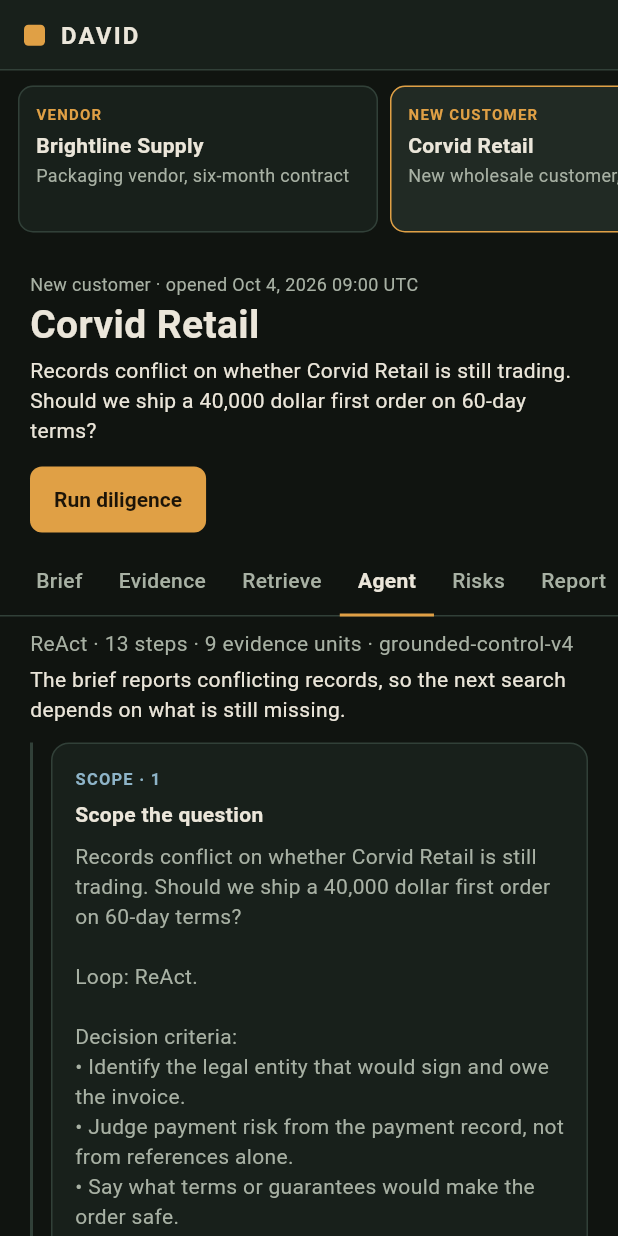
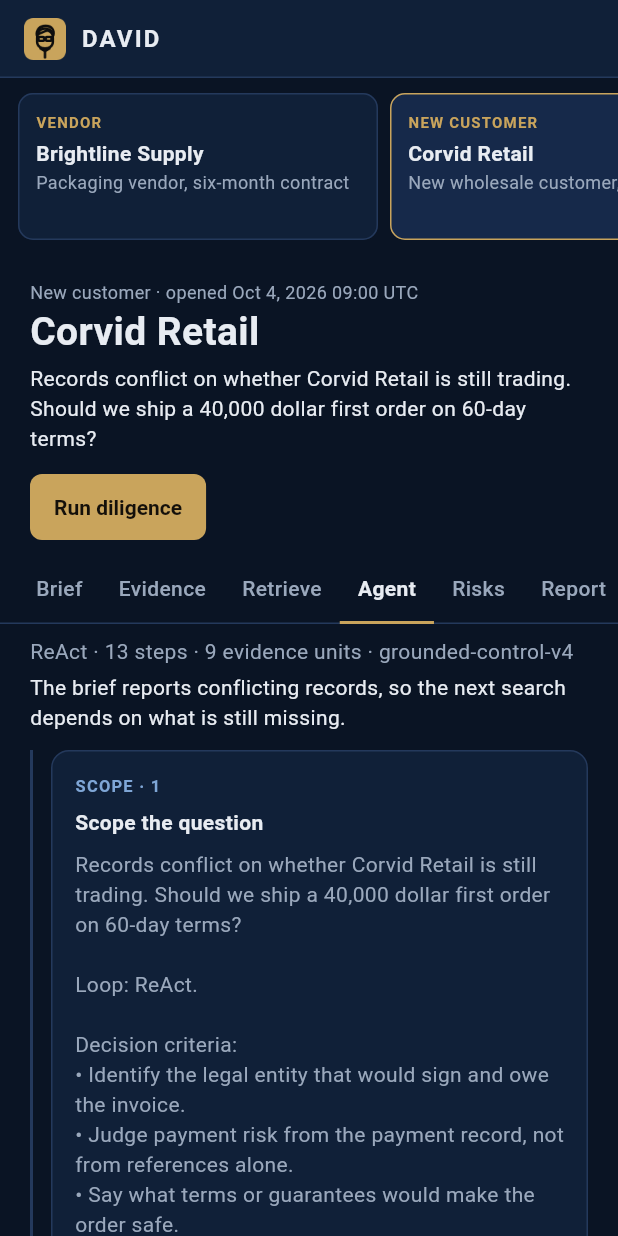
Before and after one commit to BobbY-24/David, a Flutter app: the screen it shows after launch, after a tap on "NEW CUSTOMER", after a tap on "Run diligence", on a phone screen of 412 x 824 dp. Run offline on Flutter 3.47's test engine with Material 3 defaults, Android fonts, the phone set to English and light mode, and no system bars.

Commit message:
Rebrand David as a finance associate: navy and brass, slick-haired icon.
Replace the forest and amber palette with navy and brass, and rename the
tokens to match their roles (brass, positive, negative, steel, brassInk).
Add a black line-art icon of a finance associate with slicked-back hair,
glasses, collar, and tie on a brass tile. It is used for the top bar, the
favicon, the PWA and maskable icons, and the README banner. The README
diagrams are recolored to the same palette.

```diff
--- a/lib/src/ui/agent_view.dart
+++ b/lib/src/ui/agent_view.dart
@@ -17,7 +17,7 @@ class AgentView extends StatelessWidget {
       return const Center(
         child: Text(
           'Running the grounded policy…',
-          style: TextStyle(color: DavidColors.amber),
+          style: TextStyle(color: DavidColors.brass),
         ),
       );
     }
@@ -74,10 +74,10 @@ class _StepTile extends StatelessWidget {
   @override
   Widget build(BuildContext context) {
     final color = switch (step.stage) {
-      AgentStage.scope => DavidColors.mist,
-      AgentStage.retrieve => DavidColors.sage,
-      AgentStage.gap => DavidColors.amber,
-      AgentStage.adjudicate => DavidColors.coral,
+      AgentStage.scope => DavidColors.steel,
+      AgentStage.retrieve => DavidColors.positive,
+      AgentStage.gap => DavidColors.brass,
+      AgentStage.adjudicate => DavidColors.negative,
       AgentStage.report => DavidColors.ink,
     };
     final shown = step.evidenceIds.take(8).toList();
@@ -122,7 +122,7 @@ class _StepTile extends StatelessWidget {
                     step.query!,
                     style: const TextStyle(
                       fontFamily: 'monospace',
-                      color: DavidColors.sage,
+                      color: DavidColors.positive,
                       fontSize: 12,
                       height: 1.4,
                     ),
--- a/lib/src/ui/brief_view.dart
+++ b/lib/src/ui/brief_view.dart
@@ -52,7 +52,7 @@ class BriefView extends StatelessWidget {
               children: [
                 const Padding(
                   padding: EdgeInsets.only(top: 7, right: 8),
-                  child: Icon(Icons.circle, size: 6, color: DavidColors.amber),
+                  child: Icon(Icons.circle, size: 6, color: DavidColors.brass),
                 ),
                 Expanded(
                   child: Text(criterion, style: const TextStyle(height: 1.4)),
@@ -79,7 +79,7 @@ class BriefView extends StatelessWidget {
                     pass.text,
                     style: const TextStyle(
                       fontFamily: 'monospace',
-                      color: DavidColors.sage,
+                      color: DavidColors.positive,
                       fontSize: 13,
                     ),
                   ),
--- a/lib/src/ui/desk_page.dart
+++ b/lib/src/ui/desk_page.dart
@@ -143,12 +143,14 @@ class _TopBar extends StatelessWidget {
             final showTagline = constraints.maxWidth >= 760;
             return Row(
               children: [
-                Container(
-                  width: 14,
-                  height: 14,
-                  decoration: BoxDecoration(
-                    color: DavidColors.amber,
-                    borderRadius: BorderRadius.circular(3),
+                Semantics(
+                  label: 'David',
+                  image: true,
+                  child: Image.asset(
+                    'assets/brand/david-mark.png',
+                    width: 28,
+                    height: 28,
+                    filterQuality: FilterQuality.medium,
                   ),
                 ),
                 const SizedBox(width: 10),
@@ -194,10 +196,13 @@ class _ErrorBanner extends StatelessWidget {
   @override
   Widget build(BuildContext context) {
     return ColoredBox(
-      color: const Color(0xFF3A221C),
+      color: const Color(0xFF3B1F27),
       child: Padding(
         padding: const EdgeInsets.symmetric(horizontal: 16, vertical: 8),
-        child: Text(message, style: const TextStyle(color: DavidColors.coral)),
+        child: Text(
+          message,
+          style: const TextStyle(color: DavidColors.negative),
+        ),
       ),
     );
   }
@@ -264,8 +269,8 @@ class _CaseTile extends StatelessWidget {
   @override
   Widget build(BuildContext context) {
     final kindColor = engagement.dealType == DealType.acquisition
-        ? DavidColors.mist
-        : DavidColors.amber;
+        ? DavidColors.steel
+        : DavidColors.brass;
     return Material(
       color: selected ? DavidColors.panelRaised : DavidColors.panel,
       shape: RoundedRectangleBorder(
@@ -433,7 +438,7 @@ class _TabButton extends StatelessWidget {
         decoration: BoxDecoration(
           border: Border(
             bottom: BorderSide(
-              color: selected ? DavidColors.amber : Colors.transparent,
+              color: selected ? DavidColors.brass : Colors.transparent,
               width: 2,
             ),
           ),
--- a/lib/src/ui/jobs_view.dart
+++ b/lib/src/ui/jobs_view.dart
@@ -51,7 +51,7 @@ class JobsView extends StatelessWidget {
           const SizedBox(height: 12),
           Text(
             desk.serviceError!,
-            style: const TextStyle(color: DavidColors.coral, height: 1.4),
+            style: const TextStyle(color: DavidColors.negative, height: 1.4),
           ),
         ],
       ],
@@ -132,7 +132,7 @@ class _CatalogCard extends StatelessWidget {
           Text(
             item.kind.toUpperCase(),
             style: const TextStyle(
-              color: DavidColors.amber,
+              color: DavidColors.brass,
               fontSize: 10,
               letterSpacing: 0.8,
               fontWeight: FontWeight.w700,
@@ -204,7 +204,7 @@ class _Latest extends StatelessWidget {
             const SizedBox(height: 8),
             Text(
               job!.error!,
-              style: const TextStyle(color: DavidColors.coral, height: 1.4),
+              style: const TextStyle(color: DavidColors.negative, height: 1.4),
             ),
           ],
         ],
--- a/lib/src/ui/theme.dart
+++ b/lib/src/ui/theme.dart
@@ -1,32 +1,32 @@
 import 'package:flutter/material.dart';
 
 class DavidColors {
-  static const bg = Color(0xFF101410);
-  static const panel = Color(0xFF18201B);
-  static const panelRaised = Color(0xFF212A24);
-  static const line = Color(0xFF314038);
-  static const ink = Color(0xFFEBE6DA);
-  static const muted = Color(0xFFA8B1A4);
-  static const faint = Color(0xFF6E786F);
-  static const amber = Color(0xFFE0A045);
-  static const amberInk = Color(0xFF1C1408);
-  static const sage = Color(0xFF8FBF9F);
-  static const coral = Color(0xFFE07A5F);
-  static const mist = Color(0xFF8EB4C8);
-  static const memo = Color(0xFFF4F0E6);
-  static const memoInk = Color(0xFF1C2118);
-  static const memoMuted = Color(0xFF5C6558);
-  static const memoRule = Color(0xFFD9D2C3);
+  static const bg = Color(0xFF0A1424);
+  static const panel = Color(0xFF102038);
+  static const panelRaised = Color(0xFF16294A);
+  static const line = Color(0xFF24395C);
+  static const ink = Color(0xFFE8ECF2);
+  static const muted = Color(0xFF9AA8BC);
+  static const faint = Color(0xFF66758C);
+  static const brass = Color(0xFFC9A45C);
+  static const brassInk = Color(0xFF14100A);
+  static const positive = Color(0xFF3FA57A);
+  static const negative = Color(0xFFD25B5B);
+  static const steel = Color(0xFF7FA6D6);
+  static const memo = Color(0xFFFAFAF7);
+  static const memoInk = Color(0xFF0B1424);
+  static const memoMuted = Color(0xFF55627A);
+  static const memoRule = Color(0xFFD8DCE3);
 }
 
 ThemeData davidTheme() {
   const scheme = ColorScheme.dark(
     surface: DavidColors.panel,
-    primary: DavidColors.amber,
-    onPrimary: DavidColors.amberInk,
-    secondary: DavidColors.sage,
-    onSecondary: DavidColors.amberInk,
-    error: DavidColors.coral,
+    primary: DavidColors.brass,
+    onPrimary: DavidColors.brassInk,
+    secondary: DavidColors.positive,
+    onSecondary: DavidColors.brassInk,
+    error: DavidColors.negative,
     onSurface: DavidColors.ink,
   );
   final base = ThemeData(
@@ -44,8 +44,8 @@ ThemeData davidTheme() {
     ),
     filledButtonTheme: FilledButtonThemeData(
       style: FilledButton.styleFrom(
-        backgroundColor: DavidColors.amber,
-        foregroundColor: DavidColors.amberInk,
+        backgroundColor: DavidColors.brass,
+        foregroundColor: DavidColors.brassInk,
         textStyle: const TextStyle(fontWeight: FontWeight.w700, fontSize: 14),
         padding: const EdgeInsets.symmetric(horizontal: 16, vertical: 14),
         shape: RoundedRectangleBorder(borderRadius: BorderRadius.circular(8)),
@@ -74,7 +74,7 @@ ThemeData davidTheme() {
       ),
       focusedBorder: OutlineInputBorder(
         borderRadius: BorderRadius.circular(8),
-        borderSide: const BorderSide(color: DavidColors.amber),
+        borderSide: const BorderSide(color: DavidColors.brass),
       ),
     ),
   );
--- a/lib/src/ui/widgets.dart
+++ b/lib/src/ui/widgets.dart
@@ -122,11 +122,11 @@ class EvidenceChip extends StatelessWidget {
     return Padding(
       padding: const EdgeInsets.only(right: 6, bottom: 6),
       child: Material(
-        color: selected ? DavidColors.amber : DavidColors.panelRaised,
+        color: selected ? DavidColors.brass : DavidColors.panelRaised,
         shape: RoundedRectangleBorder(
           borderRadius: BorderRadius.circular(99),
           side: BorderSide(
-            color: selected ? DavidColors.amber : DavidColors.line,
+            color: selected ? DavidColors.brass : DavidColors.line,
           ),
         ),
         child: InkWell(
@@ -137,7 +137,7 @@ class EvidenceChip extends StatelessWidget {
             child: Text(
               label,
               style: TextStyle(
-                color: selected ? DavidColors.amberInk : DavidColors.ink,
+                color: selected ? DavidColors.brassInk : DavidColors.ink,
                 fontSize: 12,
                 fontFamily: 'monospace',
               ),
@@ -213,7 +213,7 @@ class EvidencePanel extends StatelessWidget {
             unit.id,
             style: const TextStyle(
               fontFamily: 'monospace',
-              color: DavidColors.amber,
+              color: DavidColors.brass,
               fontSize: 12,
             ),
           ),
--- a/pubspec.yaml
+++ b/pubspec.yaml
@@ -57,6 +57,9 @@ flutter:
   # the material Icons class.
   uses-material-design: true
 
+  assets:
+    - assets/brand/david-mark.png
+
   # To add assets to your application, add an assets section, like this:
   # assets:
   #   - images/a_dot_burr.jpeg
```
Also changed, not shown: lib/src/ui/control_view.dart (+4 -4 lines), lib/src/ui/evidence_view.dart (+8 -6 lines), lib/src/ui/retrieval_view.dart (+7 -4 lines), lib/src/ui/risks_view.dart (+5 -5 lines), assets/brand/2.0x/david-mark.png (added), assets/brand/3.0x/david-mark.png (added), assets/brand/david-mark-maskable.svg (added), assets/brand/david-mark-small.svg (added), assets/brand/david-mark.png (added), assets/brand/david-mark.svg (added), assets/github-banner.svg, assets/workflow-mobile.svg, assets/workflow.svg, 7 other files.
